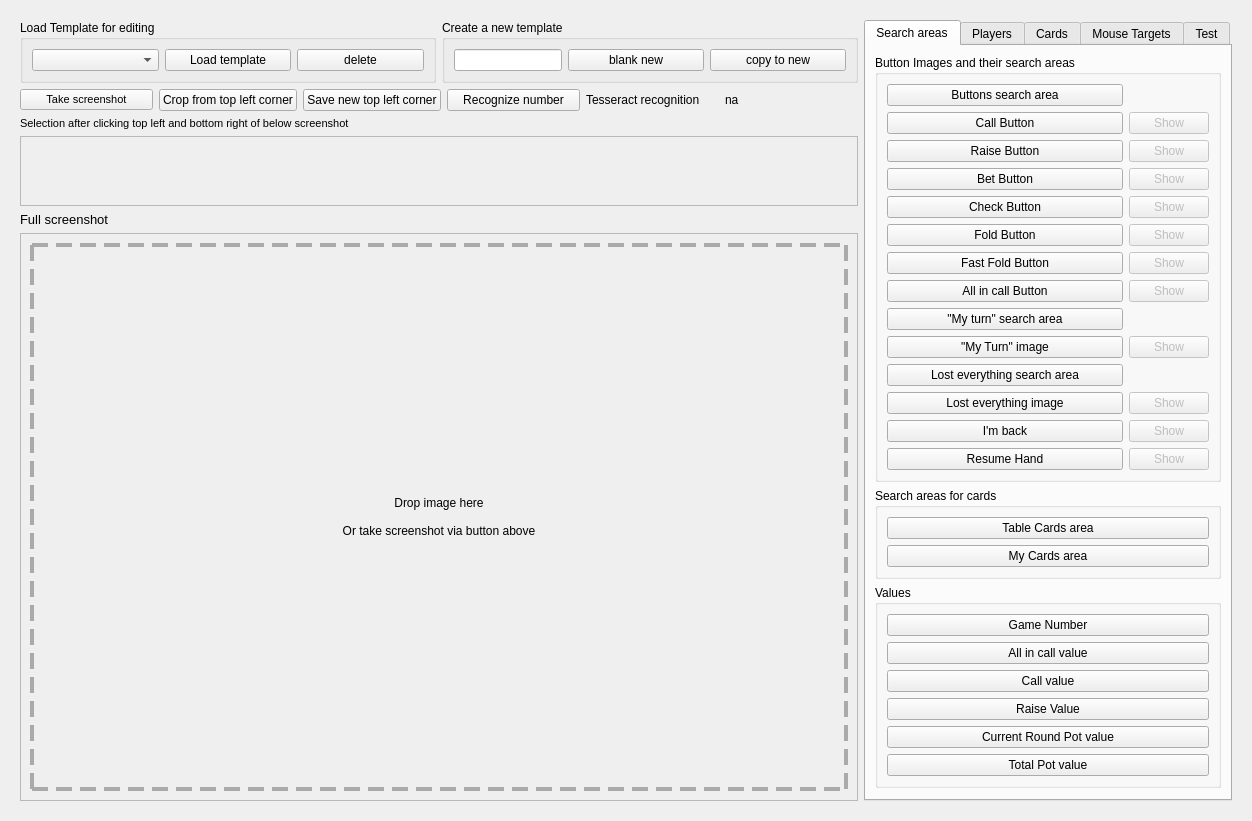
dickreuter/Poker, file poker/gui/ui/table_setup_form.ui: the form before one commit.
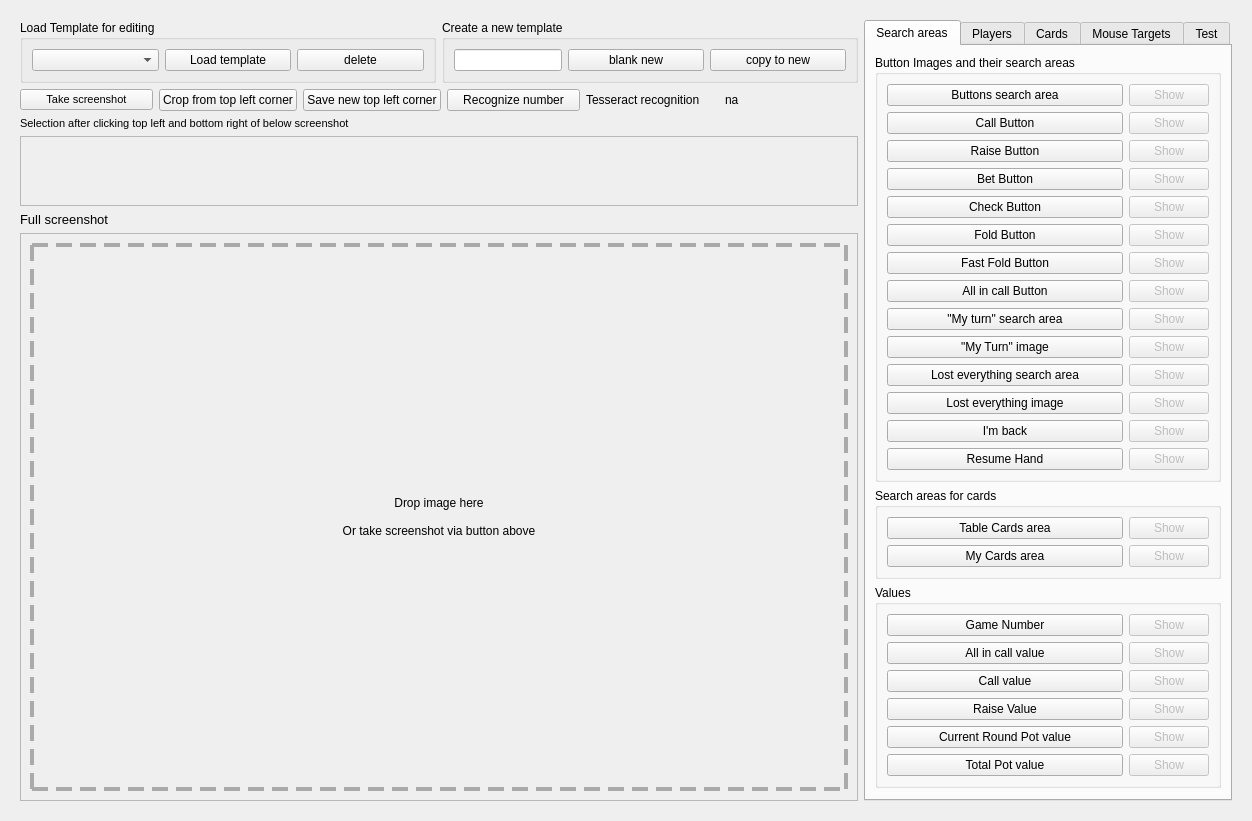
The form after the commit.

Commit message: show image areas by coordinates

Diff of the .ui file:
```diff
--- a/poker/gui/ui/table_setup_form.ui
+++ b/poker/gui/ui/table_setup_form.ui
@@ -91,6 +91,16 @@
                      </property>
                     </widget>
                    </item>
+                   <item row="8" column="1">
+                    <widget class="QPushButton" name="my_turn_search_area_show">
+                     <property name="enabled">
+                      <bool>false</bool>
+                     </property>
+                     <property name="text">
+                      <string>Show</string>
+                     </property>
+                    </widget>
+                   </item>
                    <item row="13" column="1">
                     <widget class="QPushButton" name="resume_hand_show">
                      <property name="enabled">
@@ -228,6 +238,16 @@
                      </property>
                     </widget>
                    </item>
+                   <item row="10" column="1">
+                    <widget class="QPushButton" name="lost_everything_search_area_show">
+                     <property name="enabled">
+                      <bool>false</bool>
+                     </property>
+                     <property name="text">
+                      <string>Show</string>
+                     </property>
+                    </widget>
+                   </item>
                    <item row="11" column="0">
                     <widget class="QPushButton" name="lost_everything">
                      <property name="toolTip">
@@ -248,6 +268,16 @@
                      </property>
                     </widget>
                    </item>
+                   <item row="0" column="1">
+                    <widget class="QPushButton" name="buttons_search_area_show">
+                     <property name="enabled">
+                      <bool>false</bool>
+                     </property>
+                     <property name="text">
+                      <string>Show</string>
+                     </property>
+                    </widget>
+                   </item>
                    <item row="7" column="1">
                     <widget class="QPushButton" name="all_in_call_button_show">
                      <property name="enabled">
@@ -315,7 +345,7 @@
                  <string>Search areas for cards</string>
                 </property>
                 <layout class="QGridLayout" name="gridLayout_4">
-                 <item row="1" column="0">
+                 <item row="0" column="0">
                   <widget class="QPushButton" name="table_cards_area">
                    <property name="sizePolicy">
                     <sizepolicy hsizetype="Expanding" vsizetype="Fixed">
@@ -331,7 +361,17 @@
                    </property>
                   </widget>
                  </item>
-                 <item row="3" column="0">
+                 <item row="0" column="1">
+                  <widget class="QPushButton" name="table_cards_area_show">
+                   <property name="enabled">
+                    <bool>false</bool>
+                   </property>
+                   <property name="text">
+                    <string>Show</string>
+                   </property>
+                  </widget>
+                 </item>
+                 <item row="1" column="0">
                   <widget class="QPushButton" name="my_cards_area">
                    <property name="toolTip">
                     <string>Area where the player holds his cards</string>
@@ -341,6 +381,16 @@
                    </property>
                   </widget>
                  </item>
+                 <item row="1" column="1">
+                  <widget class="QPushButton" name="my_cards_area_show">
+                   <property name="enabled">
+                    <bool>false</bool>
+                   </property>
+                   <property name="text">
+                    <string>Show</string>
+                   </property>
+                  </widget>
+                 </item>
                 </layout>
                </widget>
               </item>
@@ -360,6 +410,16 @@
                    </property>
                   </widget>
                  </item>
+                 <item row="0" column="1">
+                  <widget class="QPushButton" name="game_number_show">
+                   <property name="enabled">
+                    <bool>false</bool>
+                   </property>
+                   <property name="text">
+                    <string>Show</string>
+                   </property>
+                  </widget>
+                 </item>
                  <item row="1" column="0">
                   <widget class="QPushButton" name="all_in_call_value">
                    <property name="toolTip">
@@ -370,6 +430,16 @@
                    </property>
                   </widget>
                  </item>
+                 <item row="1" column="1">
+                  <widget class="QPushButton" name="all_in_call_value_show">
+                   <property name="enabled">
+                    <bool>false</bool>
+                   </property>
+                   <property name="text">
+                    <string>Show</string>
+                   </property>
+                  </widget>
+                 </item>
                  <item row="2" column="0">
                   <widget class="QPushButton" name="call_value">
                    <property name="toolTip">
@@ -380,6 +450,16 @@
                    </property>
                   </widget>
                  </item>
+                 <item row="2" column="1">
+                  <widget class="QPushButton" name="call_value_show">
+                   <property name="enabled">
+                    <bool>false</bool>
+                   </property>
+                   <property name="text">
+                    <string>Show</string>
+                   </property>
+                  </widget>
+                 </item>
                  <item row="3" column="0">
                   <widget class="QPushButton" name="raise_value">
                    <property name="toolTip">
@@ -393,6 +473,16 @@
                    </property>
                   </widget>
                  </item>
+                 <item row="3" column="1">
+                  <widget class="QPushButton" name="raise_value_show">
+                   <property name="enabled">
+                    <bool>false</bool>
+                   </property>
+                   <property name="text">
+                    <string>Show</string>
+                   </property>
+                  </widget>
+                 </item>
                  <item row="5" column="0">
                   <widget class="QPushButton" name="current_round_pot">
                    <property name="toolTip">
@@ -403,6 +493,16 @@
                    </property>
                   </widget>
                  </item>
+                 <item row="5" column="1">
+                  <widget class="QPushButton" name="current_round_pot_show">
+                   <property name="enabled">
+                    <bool>false</bool>
+                   </property>
+                   <property name="text">
+                    <string>Show</string>
+                   </property>
+                  </widget>
+                 </item>
                  <item row="6" column="0">
                   <widget class="QPushButton" name="total_pot_area">
                    <property name="sizePolicy">
@@ -419,6 +519,16 @@
                    </property>
                   </widget>
                  </item>
+                 <item row="6" column="1">
+                  <widget class="QPushButton" name="total_pot_area_show">
+                   <property name="enabled">
+                    <bool>false</bool>
+                   </property>
+                   <property name="text">
+                    <string>Show</string>
+                   </property>
+                  </widget>
+                 </item>
                 </layout>
                </widget>
               </item>
```
The commit also changes 1 other file.
